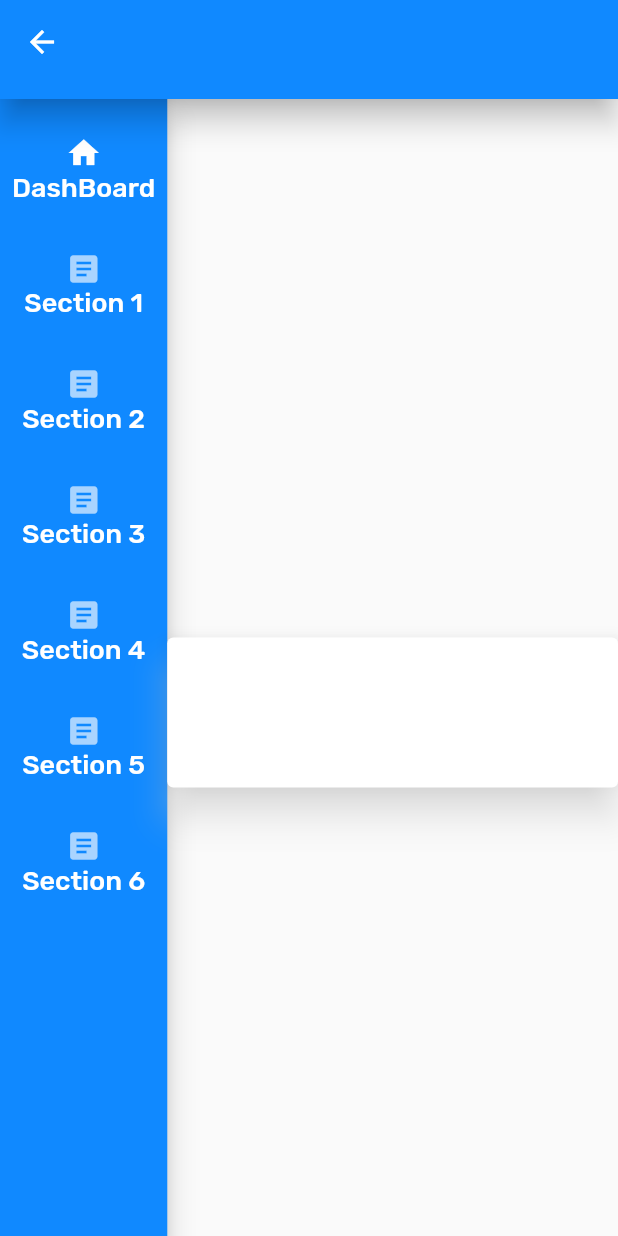
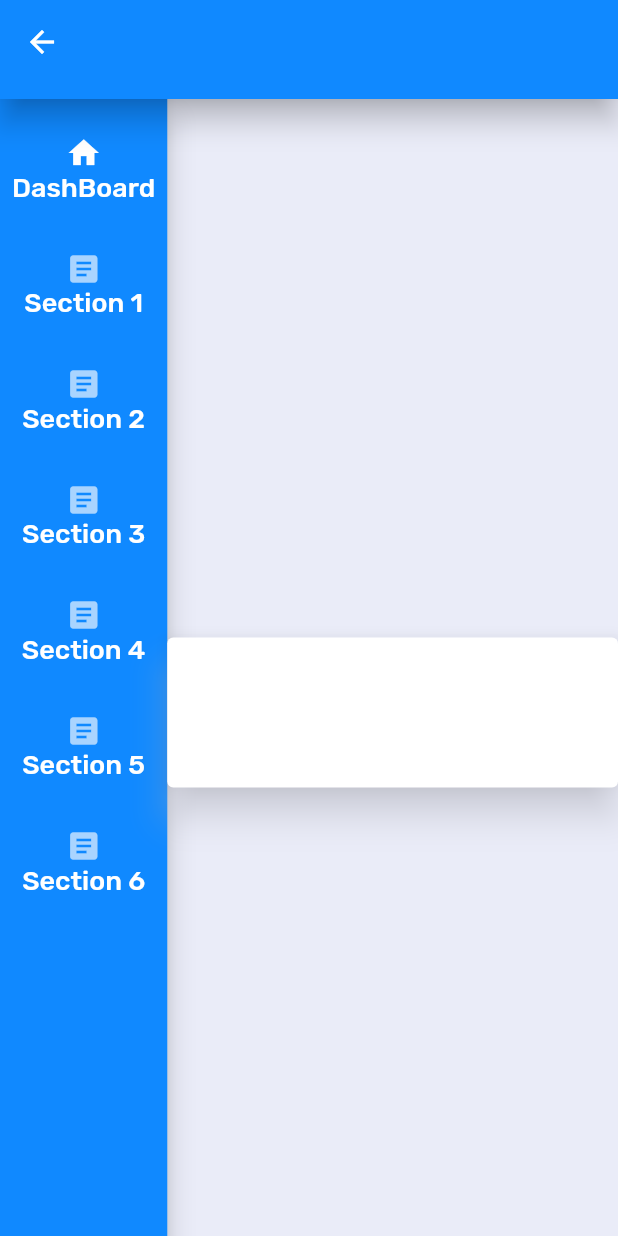
Before and after one commit to Chennai-Sharks/EMedico, a Flutter app: the SectionTabletTemplate screen opened directly with empty values, on a phone screen of 412 x 824 dp. Run offline on Flutter 3.47's test engine with Material 2 defaults, Android fonts, the phone set to English and light mode, and no system bars; drawn by our look-alikes of flutter_form_builder; our stand-ins replace auto_size_text, flutter_svg, google_fonts, responsive_builder, shared_preferences, url_strategy and 1 more; accounts and stored records are empty; project files that could hold a hidden picture were left out.

Commit message:
Added new grey background

```diff
--- a/app/lib/screens/home_screen.dart
+++ b/app/lib/screens/home_screen.dart
@@ -9,6 +9,7 @@ class HomeScreen extends StatelessWidget {
   Widget build(BuildContext context) {
     return Scaffold(
       appBar: CustomAppBar(),
+      backgroundColor: Color(0xFFCACAE0),
       body: Column(
         mainAxisAlignment: MainAxisAlignment.center,
         children: [
--- a/app/lib/screens/section1_screen.dart
+++ b/app/lib/screens/section1_screen.dart
@@ -44,7 +44,7 @@ class _Section1ScreenState extends State<Section1Screen> {
       builder: (context, sizingInformation) {
         if ((kIsWeb ? sizingInformation.isDesktop : Platform.isWindows) && sizingInformation.screenSize.width >= 1125) {
           return SectionWebTemplate(
-            forms: section1Form.section1Forms(context: context),
+            widget1: section1Form.section1Forms(context: context),
             sectionName: 'Section 1',
             formKey: _formKey,
             extraWidget1: section1Form.secondPartForms(isMobile: false, context: context),
@@ -53,7 +53,7 @@ class _Section1ScreenState extends State<Section1Screen> {
           );
         } else if ((sizingInformation.screenSize.width >= 800 && sizingInformation.screenSize.width < 1125)) {
           return SectionTabletTemplate(
-            forms: section1Form.section1Forms(context: context),
+            widget1: section1Form.section1Forms(context: context),
             extraWidget1: section1Form.secondPartForms(isMobile: false, context: context),
             formKey: _formKey,
             onSubmitForm: () async => await submitForm(context),
@@ -61,7 +61,7 @@ class _Section1ScreenState extends State<Section1Screen> {
           );
         } else
           return SectionMobileTemplate(
-            forms: section1Form.section1Forms(context: context),
+            widget1: section1Form.section1Forms(context: context),
             extraWidget1: section1Form.secondPartForms(isMobile: true, context: context),
             formKey: _formKey,
             onSubmitForm: () async => await submitForm(context),
--- a/app/lib/templates/section_tablet_template.dart
+++ b/app/lib/templates/section_tablet_template.dart
@@ -1,3 +1,4 @@
+import 'package:app/utils/utils.dart';
 import 'package:app/widgets/custom_app_bar.dart';
 import 'package:app/widgets/web_side_nav_bar.dart';
 import 'package:auto_size_text/auto_size_text.dart';
@@ -7,8 +8,8 @@ import 'package:flutter_staggered_grid_view/flutter_staggered_grid_view.dart';
 import 'package:google_fonts/google_fonts.dart';
 
 class SectionTabletTemplate extends StatelessWidget {
-  final List<Widget> forms;
-  final GlobalKey<FormBuilderState> formKey;
+  final List<Widget> widget1;
+  final GlobalKey<FormBuilderState>? formKey;
   final List<Widget>? extraWidget1;
   final String sectionName;
 
@@ -16,12 +17,12 @@ class SectionTabletTemplate extends StatelessWidget {
   final void Function()? onSubmitForm;
 
   SectionTabletTemplate({
-    required this.forms,
-    required this.formKey,
+    required this.widget1,
+    required this.sectionName,
+    this.formKey,
     this.extraWidget1,
     this.extraWidget2,
     this.onSubmitForm,
-    required this.sectionName,
   });
 
   @override
@@ -29,6 +30,7 @@ class SectionTabletTemplate extends StatelessWidget {
     final width = MediaQuery.of(context).size.width;
 
     return Scaffold(
+      backgroundColor: Utility.modernWhiteBackground,
       appBar: CustomAppBar(),
       body: Row(
         children: [
@@ -39,10 +41,10 @@ class SectionTabletTemplate extends StatelessWidget {
             child: InkWell(
               enableFeedback: false,
               mouseCursor: MouseCursor.defer,
-              focusColor: Colors.white,
-              splashColor: Colors.white,
-              hoverColor: Colors.white,
-              highlightColor: Colors.white,
+              focusColor: Utility.modernWhiteBackground,
+              splashColor: Utility.modernWhiteBackground,
+              hoverColor: Utility.modernWhiteBackground,
+              highlightColor: Utility.modernWhiteBackground,
               onTap: () => FocusScope.of(context).unfocus(),
               child: Scrollbar(
                 interactive: true,
@@ -59,7 +61,7 @@ class SectionTabletTemplate extends StatelessWidget {
                       ),
                       Card(
                         elevation: 10,
-                        shadowColor: Colors.white,
+                        shadowColor: Utility.modernWhiteBackground,
                         margin: const EdgeInsets.only(top: 20, bottom: 40),
                         child: Container(
                           width: width - width * 0.16,
@@ -69,13 +71,13 @@ class SectionTabletTemplate extends StatelessWidget {
                               physics: const NeverScrollableScrollPhysics(),
                               shrinkWrap: true,
                               staggeredTiles: [
-                                ...forms.map((_) => StaggeredTile.fit(1)).toList(),
+                                ...widget1.map((_) => StaggeredTile.fit(1)).toList(),
                                 ...extraWidget1!.map((_) => StaggeredTile.fit(2)).toList(),
                                 StaggeredTile.fit(2),
                               ],
                               crossAxisCount: 2,
                               children: [
-                                ...forms,
+                                ...widget1,
                                 ...extraWidget1 ?? [Container()],
                                 Container(
                                   height: 40,
```
Also changed, not shown: app/lib/templates/section_mobile_template.dart (+5 -5 lines), app/lib/templates/section_web_template.dart (+12 -11 lines).
